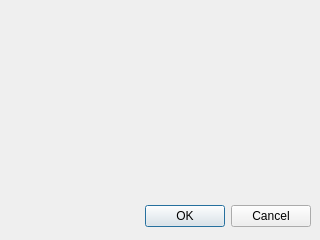
Qt form mol/settings.ui (MaurizioB/mol) before a commit.
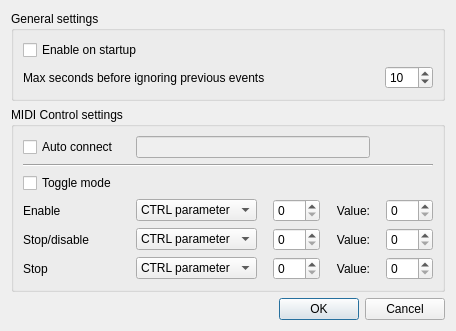
The same form after that commit.

Commit message: Added settings dialog/management, MIDI control and interactive tray icon. Through the settings dialog it is now possible to: - enable/disable on startup - set max seconds before an eventual pattern is ignored - set automatic connections to control actions - set event types that will control looping

```diff
--- a/mol/settings.ui
+++ b/mol/settings.ui
@@ -6,29 +6,308 @@
    <rect>
     <x>0</x>
     <y>0</y>
-    <width>320</width>
-    <height>240</height>
+    <width>420</width>
+    <height>288</height>
    </rect>
   </property>
   <property name="windowTitle">
    <string>Dialog</string>
   </property>
-  <widget class="QDialogButtonBox" name="buttonBox">
-   <property name="geometry">
-    <rect>
-     <x>10</x>
-     <y>200</y>
-     <width>301</width>
-     <height>32</height>
-    </rect>
-   </property>
-   <property name="orientation">
-    <enum>Qt::Horizontal</enum>
-   </property>
-   <property name="standardButtons">
-    <set>QDialogButtonBox::Cancel|QDialogButtonBox::Ok</set>
-   </property>
-  </widget>
+  <layout class="QGridLayout" name="gridLayout">
+   <item row="3" column="0">
+    <widget class="QDialogButtonBox" name="buttonBox">
+     <property name="orientation">
+      <enum>Qt::Horizontal</enum>
+     </property>
+     <property name="standardButtons">
+      <set>QDialogButtonBox::Cancel|QDialogButtonBox::Ok</set>
+     </property>
+    </widget>
+   </item>
+   <item row="2" column="0">
+    <widget class="QGroupBox" name="groupBox_2">
+     <property name="title">
+      <string>MIDI Control settings</string>
+     </property>
+     <layout class="QGridLayout" name="gridLayout_3" columnstretch="1,0,0,0,0">
+      <property name="horizontalSpacing">
+       <number>16</number>
+      </property>
+      <item row="2" column="0" colspan="5">
+       <widget class="QCheckBox" name="toggle_chk">
+        <property name="text">
+         <string>Toggle mode</string>
+        </property>
+       </widget>
+      </item>
+      <item row="0" column="1" colspan="3">
+       <widget class="QLineEdit" name="auto_connect_edit">
+        <property name="enabled">
+         <bool>false</bool>
+        </property>
+       </widget>
+      </item>
+      <item row="3" column="3">
+       <widget class="QLabel" name="label_4">
+        <property name="text">
+         <string>Value:</string>
+        </property>
+        <property name="alignment">
+         <set>Qt::AlignRight|Qt::AlignTrailing|Qt::AlignVCenter</set>
+        </property>
+       </widget>
+      </item>
+      <item row="3" column="0">
+       <widget class="QLabel" name="label_2">
+        <property name="text">
+         <string>Enable</string>
+        </property>
+       </widget>
+      </item>
+      <item row="4" column="4">
+       <widget class="QSpinBox" name="disable_value_spin">
+        <property name="maximumSize">
+         <size>
+          <width>48</width>
+          <height>16777215</height>
+         </size>
+        </property>
+        <property name="minimum">
+         <number>0</number>
+        </property>
+        <property name="maximum">
+         <number>127</number>
+        </property>
+        <property name="value">
+         <number>0</number>
+        </property>
+       </widget>
+      </item>
+      <item row="3" column="2">
+       <widget class="QSpinBox" name="enable_param_spin">
+        <property name="maximumSize">
+         <size>
+          <width>48</width>
+          <height>16777215</height>
+         </size>
+        </property>
+        <property name="maximum">
+         <number>127</number>
+        </property>
+       </widget>
+      </item>
+      <item row="4" column="0">
+       <widget class="QLabel" name="label_3">
+        <property name="text">
+         <string>Stop/disable</string>
+        </property>
+       </widget>
+      </item>
+      <item row="3" column="4">
+       <widget class="QSpinBox" name="enable_value_spin">
+        <property name="maximumSize">
+         <size>
+          <width>48</width>
+          <height>16777215</height>
+         </size>
+        </property>
+        <property name="minimum">
+         <number>0</number>
+        </property>
+        <property name="maximum">
+         <number>127</number>
+        </property>
+       </widget>
+      </item>
+      <item row="4" column="2">
+       <widget class="QSpinBox" name="disable_param_spin">
+        <property name="maximumSize">
+         <size>
+          <width>48</width>
+          <height>16777215</height>
+         </size>
+        </property>
+        <property name="maximum">
+         <number>127</number>
+        </property>
+       </widget>
+      </item>
+      <item row="4" column="3">
+       <widget class="QLabel" name="label_5">
+        <property name="text">
+         <string>Value:</string>
+        </property>
+        <property name="alignment">
+         <set>Qt::AlignRight|Qt::AlignTrailing|Qt::AlignVCenter</set>
+        </property>
+       </widget>
+      </item>
+      <item row="4" column="1">
+       <widget class="QComboBox" name="disable_combo">
+        <item>
+         <property name="text">
+          <string>CTRL parameter</string>
+         </property>
+        </item>
+        <item>
+         <property name="text">
+          <string>Note ON</string>
+         </property>
+        </item>
+        <item>
+         <property name="text">
+          <string>Note OFF</string>
+         </property>
+        </item>
+       </widget>
+      </item>
+      <item row="3" column="1">
+       <widget class="QComboBox" name="enable_combo">
+        <item>
+         <property name="text">
+          <string>CTRL parameter</string>
+         </property>
+        </item>
+        <item>
+         <property name="text">
+          <string>Note ON</string>
+         </property>
+        </item>
+        <item>
+         <property name="text">
+          <string>Note OFF</string>
+         </property>
+        </item>
+       </widget>
+      </item>
+      <item row="5" column="0">
+       <widget class="QLabel" name="label_6">
+        <property name="text">
+         <string>Stop</string>
+        </property>
+       </widget>
+      </item>
+      <item row="5" column="4">
+       <widget class="QSpinBox" name="stop_value_spin">
+        <property name="maximumSize">
+         <size>
+          <width>48</width>
+          <height>16777215</height>
+         </size>
+        </property>
+        <property name="minimum">
+         <number>0</number>
+        </property>
+        <property name="maximum">
+         <number>127</number>
+        </property>
+        <property name="value">
+         <number>0</number>
+        </property>
+       </widget>
+      </item>
+      <item row="5" column="2">
+       <widget class="QSpinBox" name="stop_param_spin">
+        <property name="maximumSize">
+         <size>
+          <width>48</width>
+          <height>16777215</height>
+         </size>
+        </property>
+        <property name="maximum">
+         <number>127</number>
+        </property>
+       </widget>
+      </item>
+      <item row="5" column="3">
+       <widget class="QLabel" name="label_7">
+        <property name="text">
+         <string>Value:</string>
+        </property>
+        <property name="alignment">
+         <set>Qt::AlignRight|Qt::AlignTrailing|Qt::AlignVCenter</set>
+        </property>
+       </widget>
+      </item>
+      <item row="5" column="1">
+       <widget class="QComboBox" name="stop_combo">
+        <item>
+         <property name="text">
+          <string>CTRL parameter</string>
+         </property>
+        </item>
+        <item>
+         <property name="text">
+          <string>Note ON</string>
+         </property>
+        </item>
+        <item>
+         <property name="text">
+          <string>Note OFF</string>
+         </property>
+        </item>
+       </widget>
+      </item>
+      <item row="0" column="0">
+       <widget class="QCheckBox" name="auto_connect_chk">
+        <property name="text">
+         <string>Auto connect</string>
+        </property>
+       </widget>
+      </item>
+      <item row="1" column="0" colspan="5">
+       <widget class="Line" name="line">
+        <property name="orientation">
+         <enum>Qt::Horizontal</enum>
+        </property>
+       </widget>
+      </item>
+     </layout>
+    </widget>
+   </item>
+   <item row="1" column="0">
+    <widget class="QGroupBox" name="groupBox">
+     <property name="title">
+      <string>General settings</string>
+     </property>
+     <layout class="QGridLayout" name="gridLayout_2">
+      <item row="1" column="0">
+       <widget class="QLabel" name="label">
+        <property name="text">
+         <string>Max seconds before ignoring previous events</string>
+        </property>
+       </widget>
+      </item>
+      <item row="1" column="1">
+       <widget class="QSpinBox" name="last_event_limit_spin">
+        <property name="maximumSize">
+         <size>
+          <width>48</width>
+          <height>16777215</height>
+         </size>
+        </property>
+        <property name="minimum">
+         <number>2</number>
+        </property>
+        <property name="maximum">
+         <number>60</number>
+        </property>
+        <property name="value">
+         <number>10</number>
+        </property>
+       </widget>
+      </item>
+      <item row="0" column="0" colspan="2">
+       <widget class="QCheckBox" name="startup_chk">
+        <property name="text">
+         <string>Enable on startup</string>
+        </property>
+       </widget>
+      </item>
+     </layout>
+    </widget>
+   </item>
+  </layout>
  </widget>
  <resources/>
  <connections>
```
Left out of the diff: 4 changed lines with no effect on the pictures. The commit also changes 12 other files.
